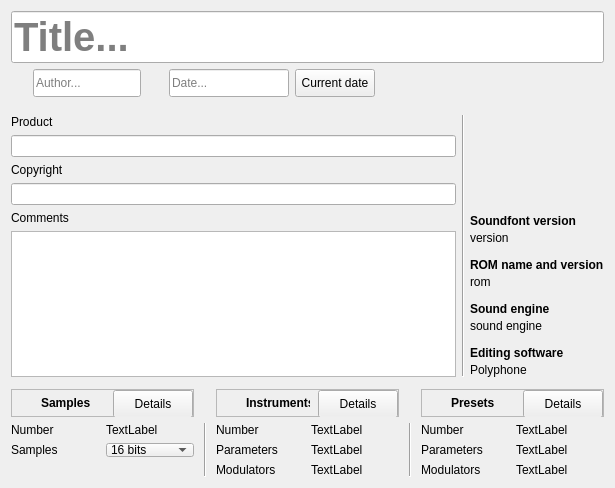
Qt form sources/editor/pagesf2.ui (davy7125/polyphone) before a commit.
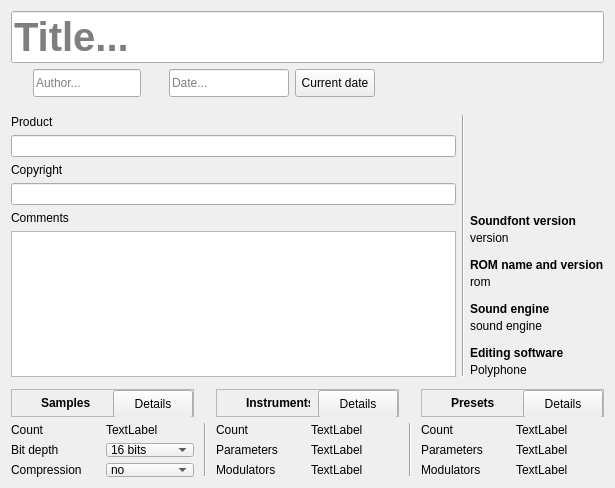
The same form after that commit. Icons and pictures are not drawn. Custom widgets are drawn as their Qt base class.

Commit message: Sample compression (GUI preparation)

Diff of the .ui file:
```diff
--- a/sources/editor/pagesf2.ui
+++ b/sources/editor/pagesf2.ui
@@ -704,14 +704,14 @@
          <item row="2" column="0">
           <widget class="QLabel" name="label_16">
            <property name="text">
-            <string/>
+            <string>Compression</string>
            </property>
           </widget>
          </item>
          <item row="0" column="0">
           <widget class="QLabel" name="label_7">
            <property name="text">
-            <string>Number</string>
+            <string>Count</string>
            </property>
           </widget>
          </item>
@@ -725,7 +725,7 @@
          <item row="1" column="0">
           <widget class="QLabel" name="label_6">
            <property name="text">
-            <string>Samples</string>
+            <string>Bit depth</string>
            </property>
           </widget>
          </item>
@@ -749,6 +749,20 @@
            </item>
           </widget>
          </item>
+         <item row="2" column="1">
+          <widget class="QComboBox" name="comboCompression">
+           <item>
+            <property name="text">
+             <string>no</string>
+            </property>
+           </item>
+           <item>
+            <property name="text">
+             <string>possible</string>
+            </property>
+           </item>
+          </widget>
+         </item>
         </layout>
        </widget>
       </item>
@@ -780,7 +794,7 @@
          <item row="0" column="0">
           <widget class="QLabel" name="label_10">
            <property name="text">
-            <string>Number</string>
+            <string>Count</string>
            </property>
           </widget>
          </item>
@@ -843,7 +857,7 @@
          <item row="0" column="0">
           <widget class="QLabel" name="label_13">
            <property name="text">
-            <string>Number</string>
+            <string>Count</string>
            </property>
           </widget>
          </item>
```
Left out of the diff: 64 changed lines with no effect on the pictures. The commit also changes 7 other files.
